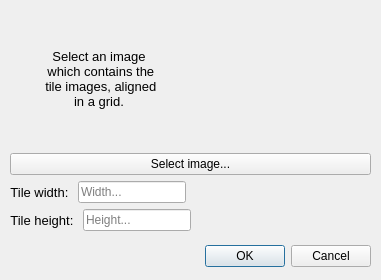
albin-johansson/tactile, file src/ui/tilesheet/tile_sheet_dialog.ui: the form before one commit.
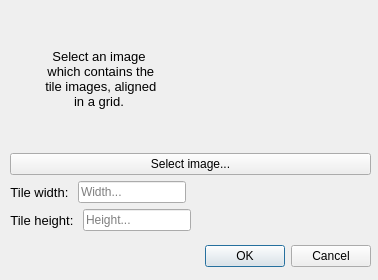
The form after the commit. Icons and pictures are not drawn.

What changed in the file:
```diff
--- a/src/ui/tilesheet/tile_sheet_dialog.ui
+++ b/src/ui/tilesheet/tile_sheet_dialog.ui
@@ -6,12 +6,12 @@
    <rect>
     <x>0</x>
     <y>0</y>
-    <width>381</width>
+    <width>378</width>
     <height>280</height>
    </rect>
   </property>
   <property name="sizePolicy">
-   <sizepolicy hsizetype="Fixed" vsizetype="Fixed">
+   <sizepolicy hsizetype="Minimum" vsizetype="Minimum">
     <horstretch>0</horstretch>
     <verstretch>0</verstretch>
    </sizepolicy>
```
